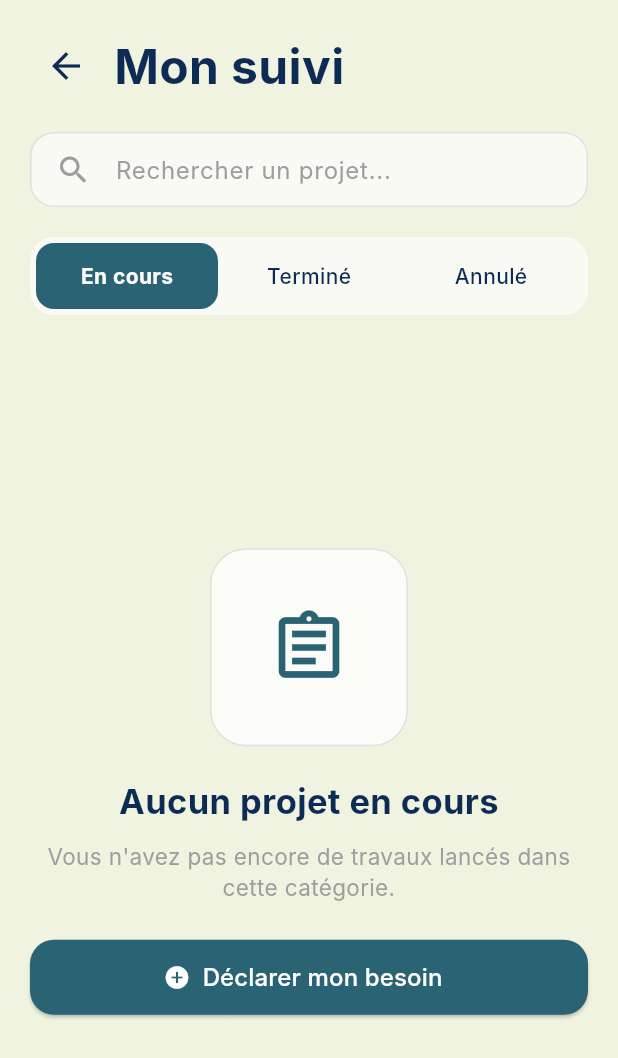
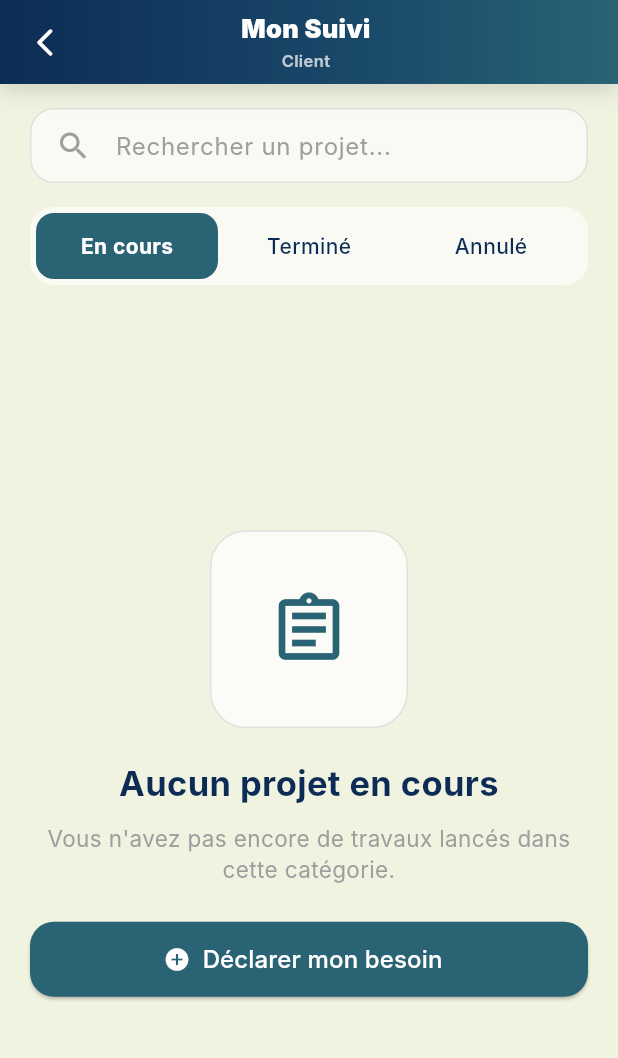
Before and after one commit to Goujil-F0/Lmaalem-project, a Flutter app: the HistoryScreen screen opened directly, on a phone screen of 412 x 824 dp. Shown: the top 1058 px of the screen. Run offline on Flutter 3.47's test engine with Material 3 defaults, Android fonts, the phone set to English and light mode, and no system bars; our stand-ins replace dotted_border, flutter_map, geolocator, image_picker, latlong2, salomon_bottom_bar and 2 more; accounts and stored records are empty; network calls fail; Roboto replaces fonts that are missing (Inter).

Commit message:
feat: shared appbar

```diff
--- a/maalem_app/lib/presentation/booking/screens/history_screen.dart
+++ b/maalem_app/lib/presentation/booking/screens/history_screen.dart
@@ -9,6 +9,7 @@ import '../../../data/models/booking_model.dart';
 import '../../../data/services/dashboard_service.dart';
 import '../../dashboard/screens/complaint_screen.dart';
 import '../../dashboard/screens/review_screen.dart';
+import '../../../shared/widgets/maalem_app_bar.dart';
 import 'chat_screen.dart';
 
 class HistoryScreen extends StatefulWidget {
@@ -64,38 +65,18 @@ class _HistoryScreenState extends State<HistoryScreen> {
 
     return Scaffold(
       backgroundColor: bgColor,
-      // On masque l'appBar classique pour créer la notre, plus moderne
-      body: SafeArea(
-        child: Padding(
+      appBar: MaalemAppBar(
+        title: 'Mon Suivi',
+        subtitle: userRole == 'artisan' ? 'Artisan' : 'Client',
+      ),
+      body: Padding(
         padding: const EdgeInsets.symmetric(horizontal: 20.0),
         child: Column(
           crossAxisAlignment: CrossAxisAlignment.start,
           children: [
-              const SizedBox(height: 20),
+            const SizedBox(height: 16),
 
-              // 1. Titre "Mon suivi" (+ bouton de retour/sortie si standalone)
-              Row(
-                children: [
-                  if (Navigator.canPop(context)) ...[
-                    IconButton(
-                      icon: const Icon(Icons.arrow_back, color: primaryDarkBlue, size: 28),
-                      onPressed: () => Navigator.pop(context),
-                    ),
-                    const SizedBox(width: 8),
-                  ],
-                  const Text(
-                    'Mon suivi',
-                    style: TextStyle(
-                      fontSize: 32,
-                      fontWeight: FontWeight.bold,
-                      color: primaryDarkBlue,
-                    ),
-                  ),
-                ],
-              ),
-              const SizedBox(height: 20),
-
-              // 2. Barre de recherche
+            // Barre de recherche
             Container(
               padding: const EdgeInsets.symmetric(horizontal: 16),
               decoration: BoxDecoration(
@@ -112,9 +93,9 @@ class _HistoryScreenState extends State<HistoryScreen> {
                 ),
               ),
             ),
-              const SizedBox(height: 20),
+            const SizedBox(height: 16),
 
-              // 3. Les filtres (En cours, Terminé, Annulé)
+            // Les filtres (En cours, Terminé, Annulé)
             Container(
               padding: const EdgeInsets.all(4),
               decoration: BoxDecoration(
@@ -129,9 +110,9 @@ class _HistoryScreenState extends State<HistoryScreen> {
                 ],
               ),
             ),
-              const SizedBox(height: 24),
+            const SizedBox(height: 20),
 
-              // 4. Liste des résultats ou État vide (Connecté au Provider)
+            // Liste des résultats ou État vide (Connecté au Provider)
             Expanded(
               child: Consumer<BookingProvider>(
                 builder: (context, provider, child) {
@@ -148,7 +129,7 @@ class _HistoryScreenState extends State<HistoryScreen> {
                 }
 
                   return ListView.builder(
-                      padding: const EdgeInsets.symmetric(horizontal: 20),
+                    padding: const EdgeInsets.symmetric(horizontal: 0),
                     itemCount: filteredBookings.length,
                     itemBuilder: (context, index) {
                       return _buildBookingCard(filteredBookings[index],
@@ -159,7 +140,6 @@ class _HistoryScreenState extends State<HistoryScreen> {
               ),
             ),
           ],
-          ),
         ),
       ),
     );
--- /dev/null
+++ b/maalem_app/lib/shared/widgets/maalem_app_bar.dart
@@ -0,0 +1,290 @@
+import 'package:flutter/material.dart';
+import 'package:maalem_app/core/constants/app_colors.dart';
+
+/// AppBar unifiée pour toutes les pages de l'application Lmaalem.
+///
+/// - Fond : dégradé subtil navy → teal
+/// - Logo "L" animé à gauche (ou bouton retour si [showBackButton] est true)
+/// - Titre centré avec animation de fondu au changement
+/// - Actions optionnelles à droite
+/// - Hauteur fixe kToolbarHeight + safe area
+class MaalemAppBar extends StatefulWidget implements PreferredSizeWidget {
+  /// Titre affiché au centre de l'AppBar
+  final String title;
+
+  /// Sous-titre optionnel (ligne plus petite sous le titre)
+  final String? subtitle;
+
+  /// Widgets d'action (icônes à droite)
+  final List<Widget>? actions;
+
+  /// Affiche un bouton retour si true (sinon affiche le logo "L")
+  final bool showBackButton;
+
+  /// Widget personnalisé à gauche (ex: avatar utilisateur)
+  final Widget? leading;
+
+  /// Couleur de fond de la barre de statut (pour SystemOverlayStyle)
+  final Brightness statusBarBrightness;
+
+  const MaalemAppBar({
+    super.key,
+    required this.title,
+    this.subtitle,
+    this.actions,
+    this.showBackButton = false,
+    this.leading,
+    this.statusBarBrightness = Brightness.dark,
+  });
+
+  @override
+  Size get preferredSize => const Size.fromHeight(kToolbarHeight);
+
+  @override
+  State<MaalemAppBar> createState() => _MaalemAppBarState();
+}
+
+class _MaalemAppBarState extends State<MaalemAppBar>
+    with SingleTickerProviderStateMixin {
+  late AnimationController _controller;
+  late Animation<double> _fadeAnimation;
+  late Animation<Offset> _slideAnimation;
+  String _displayedTitle = '';
+
+  @override
+  void initState() {
+    super.initState();
+    _displayedTitle = widget.title;
+    _controller = AnimationController(
+      duration: const Duration(milliseconds: 320),
+      vsync: this,
+    );
+    _fadeAnimation = CurvedAnimation(
+      parent: _controller,
+      curve: Curves.easeOut,
+    );
+    _slideAnimation = Tween<Offset>(
+      begin: const Offset(0, 0.25),
+      end: Offset.zero,
+    ).animate(CurvedAnimation(parent: _controller, curve: Curves.easeOut));
+    _controller.forward();
+  }
+
+  @override
+  void didUpdateWidget(MaalemAppBar oldWidget) {
+    super.didUpdateWidget(oldWidget);
+    if (oldWidget.title != widget.title) {
+      _controller.reset();
+      setState(() => _displayedTitle = widget.title);
+      _controller.forward();
+    }
+  }
+
+  @override
+  void dispose() {
+    _controller.dispose();
+    super.dispose();
+  }
+
+  @override
+  Widget build(BuildContext context) {
+    final canPop = Navigator.of(context).canPop();
+    final showBack = widget.showBackButton || (canPop && widget.leading == null);
+
+    return AppBar(
+      backgroundColor: Colors.transparent,
+      elevation: 0,
+      scrolledUnderElevation: 0,
+      // On gère le leading manuellement
+      automaticallyImplyLeading: false,
+      flexibleSpace: _AppBarBackground(
+        child: SafeArea(
+          bottom: false,
+          child: Padding(
+            padding: const EdgeInsets.symmetric(horizontal: 8),
+            child: Row(
+              children: [
+                // --- LEADING ---
+                _buildLeading(context, showBack),
+                const SizedBox(width: 8),
+
+                // --- TITRE CENTRÉ ---
+                Expanded(
+                  child: SlideTransition(
+                    position: _slideAnimation,
+                    child: FadeTransition(
+                      opacity: _fadeAnimation,
+                      child: Column(
+                        mainAxisAlignment: MainAxisAlignment.center,
+                        children: [
+                          Text(
+                            _displayedTitle,
+                            textAlign: TextAlign.center,
+                            maxLines: 1,
+                            overflow: TextOverflow.ellipsis,
+                            style: const TextStyle(
+                              color: AppColors.white,
+                              fontSize: 17,
+                              fontWeight: FontWeight.w900,
+                              letterSpacing: 0.2,
+                            ),
+                          ),
+                          if (widget.subtitle != null) ...[
+                            const SizedBox(height: 1),
+                            Text(
+                              widget.subtitle!,
+                              textAlign: TextAlign.center,
+                              maxLines: 1,
+                              overflow: TextOverflow.ellipsis,
+                              style: TextStyle(
+                                color: AppColors.white.withValues(alpha: 0.72),
+                                fontSize: 11,
+                                fontWeight: FontWeight.w600,
+                              ),
+                            ),
+                          ],
+                        ],
+                      ),
+                    ),
+                  ),
+                ),
+
+                // --- ACTIONS ---
+                const SizedBox(width: 8),
+                if (widget.actions != null && widget.actions!.isNotEmpty)
+                  Row(
+                    mainAxisSize: MainAxisSize.min,
+                    children: widget.actions!.map((action) {
+                      return Theme(
+                        data: Theme.of(context).copyWith(
+                          iconTheme: const IconThemeData(color: AppColors.white),
+                        ),
+                        child: action,
+                      );
+                    }).toList(),
+                  )
+                else
+                  // Espace équivalent pour centrer le titre
+                  const SizedBox(width: 48),
+              ],
+            ),
+          ),
+        ),
+      ),
+    );
+  }
+
+  Widget _buildLeading(BuildContext context, bool showBack) {
+    if (widget.leading != null) {
+      return SizedBox(
+        width: 48,
+        height: 48,
+        child: widget.leading,
+      );
+    }
+
+    if (showBack) {
+      return _AppBarIconButton(
+        icon: Icons.arrow_back_ios_new_rounded,
+        onTap: () => Navigator.of(context).pop(),
+        tooltip: 'Retour',
+      );
+    }
+
+    // Logo "L" Lmaalem
+    return _LogoBadge();
+  }
+}
+
+/// Fond dégradé de l'AppBar avec effet de brillance subtile
+class _AppBarBackground extends StatelessWidget {
+  final Widget child;
+  const _AppBarBackground({required this.child});
+
+  @override
+  Widget build(BuildContext context) {
+    return Container(
+      decoration: const BoxDecoration(
+        gradient: LinearGradient(
+          colors: [
+            AppColors.navy,
+            Color(0xFF1A4A6A), // intermédiaire navy-teal
+            AppColors.teal,
+          ],
+          begin: Alignment.centerLeft,
+          end: Alignment.centerRight,
+          stops: [0.0, 0.6, 1.0],
+        ),
+        boxShadow: [
+          BoxShadow(
+            color: Color(0x26000000),
+            blurRadius: 12,
+            offset: Offset(0, 4),
+          ),
+        ],
+      ),
+      child: child,
+    );
+  }
+}
+
+/// Bouton icône adapté au thème AppBar
+class _AppBarIconButton extends StatelessWidget {
+  final IconData icon;
+  final VoidCallback onTap;
+  final String tooltip;
+
+  const _AppBarIconButton({
+    required this.icon,
+    required this.onTap,
+    required this.tooltip,
+  });
+
+  @override
+  Widget build(BuildContext context) {
+    return Tooltip(
+      message: tooltip,
+      child: Material(
+        color: Colors.transparent,
+        child: InkWell(
+          onTap: onTap,
+          borderRadius: BorderRadius.circular(24),
+          child: SizedBox(
+            width: 44,
+            height: 44,
+            child: Icon(icon, color: AppColors.white, size: 22),
+          ),
+        ),
+      ),
+    );
+  }
+}
+
+/// Badge logo "L" stylisé Lmaalem
+class _LogoBadge extends StatelessWidget {
+  @override
+  Widget build(BuildContext context) {
+    return Container(
+      width: 40,
+      height: 40,
+      decoration: BoxDecoration(
+        color: AppColors.white.withValues(alpha: 0.15),
+        borderRadius: BorderRadius.circular(12),
+        border: Border.all(
+          color: AppColors.white.withValues(alpha: 0.3),
+          width: 1,
+        ),
+      ),
+      alignment: Alignment.center,
+      child: const Text(
+        'L',
+        style: TextStyle(
+          color: AppColors.white,
+          fontSize: 20,
+          fontWeight: FontWeight.w900,
+          fontStyle: FontStyle.italic,
+        ),
+      ),
+    );
+  }
+}
```
Also changed, not shown: maalem_app/lib/presentation/auth/screens/favorite_artisans_screen.dart (+5 -5 lines), maalem_app/lib/presentation/auth/screens/upload_cin_screen.dart (+5 -13 lines), maalem_app/lib/presentation/booking/screens/booking_screen.dart (+4 -4 lines), maalem_app/lib/presentation/dashboard/screens/admin_dashboard_screen.dart (+5 -5 lines), maalem_app/lib/presentation/dashboard/screens/complaint_screen.dart (+4 -11 lines), maalem_app/lib/presentation/dashboard/screens/dashboard_screen.dart (+7 -15 lines), maalem_app/lib/presentation/dashboard/screens/review_screen.dart (+4 -11 lines), maalem_app/lib/presentation/home/screens/client_home_screen.dart (+13 -35 lines), maalem_app/lib/presentation/main_shell.dart (+3 -5 lines), maalem_app/lib/presentation/search/screens/map_screen.dart (+4 -9 lines). Lines whose indentation alone changed are shown as unchanged.
